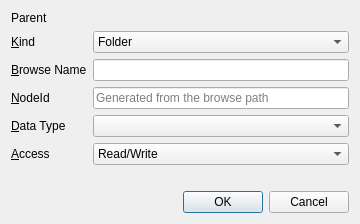
The window that src/ui/dialogs/addnodedialog.ui (sanny32/OpenUaSim) describes before a commit, drawn with Qt 5.
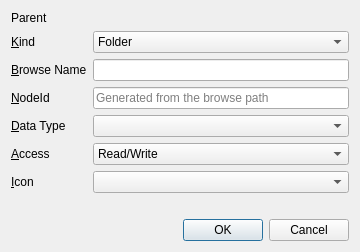
The same window after the commit.

Commit message:
Add variable icon picker and keep the Value column wide enough
Variables get an icon picker next to the display name and in the Add Node
dialog; the choice is stored in the project and refreshes the tree without
rebuilding the address space. The Value column now grows to fit changing
values and never shrinks, so live values are not elided and do not jitter.

```diff
--- a/src/ui/dialogs/addnodedialog.ui
+++ b/src/ui/dialogs/addnodedialog.ui
@@ -128,6 +128,19 @@
        </item>
       </widget>
      </item>
+     <item row="6" column="0">
+      <widget class="QLabel" name="iconLabel">
+       <property name="text">
+        <string>&amp;Icon</string>
+       </property>
+       <property name="buddy">
+        <cstring>iconCombo</cstring>
+       </property>
+      </widget>
+     </item>
+     <item row="6" column="1">
+      <widget class="QComboBox" name="iconCombo"/>
+     </item>
     </layout>
    </item>
    <item>
```
The commit also changes 27 other files.
